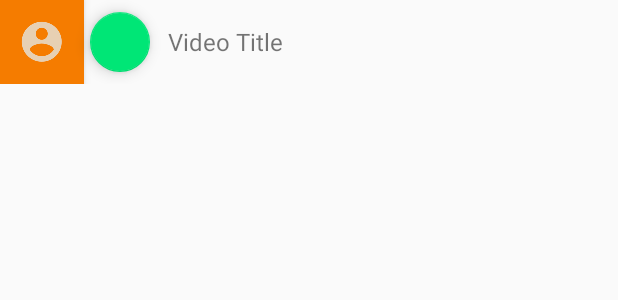
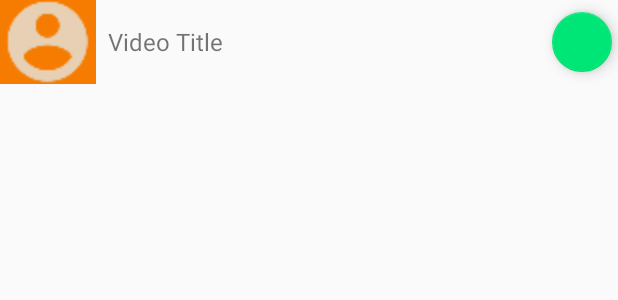
Before and after one commit to itsnotafake/AMain, an Android app: the layout video_list_item_normal.xml on its own in the app's theme, with its tools: preview values and no code run, on a phone screen of 412 x 824 dp. Shown: the top 300 px of the screen. Run offline under Robolectric (Android 15) with nearby library versions, the phone set to English and light mode, and no system bars.

Commit message:
feat
added a bit to the TODO folder, have videoadapter working with fragments (rotation crashes fixed). Fixed a bit of the UI for items on the three tabs (moved FAB to the right and got thumbnail images to load and fit their cards). WOrking state.

```diff
--- a/Atakr/app/build.gradle
+++ b/Atakr/app/build.gradle
@@ -41,6 +41,7 @@ dependencies {
     compile "com.android.support:recyclerview-v7:${supportLibVersion}"
     compile "com.android.support:transition:${supportLibVersion}"
     compile 'com.android.support.constraint:constraint-layout:1.0.0-beta3'
+    compile 'com.android.volley:volley:1.0.0'
     testCompile 'junit:junit:4.12'
 
     //Youtube API
--- a/Atakr/app/src/main/res/layout/video_list_item_normal.xml
+++ b/Atakr/app/src/main/res/layout/video_list_item_normal.xml
@@ -8,18 +8,29 @@
     <FrameLayout
         android:layout_width="wrap_content"
         android:layout_height="match_parent"
-        android:background="@color/colorPrimaryDark"
-        android:elevation="4dp">
+        android:background="@color/colorPrimaryDark">
 
-        <ImageView
+        <com.android.volley.toolbox.NetworkImageView
             android:id="@+id/video_list_image"
-            android:layout_width="40dp"
-            android:layout_height="wrap_content"
+            android:layout_width="64dp"
+            android:layout_height="match_parent"
             android:layout_gravity="center"
+            android:scaleType="centerCrop"
             android:src="@drawable/account_anon_icon"
-            android:contentDescription="@string/video_list_image_CD"
-            android:layout_margin="@dimen/video_list_image_margin"/>
+            android:contentDescription="@string/video_list_image_CD" />
     </FrameLayout>
+
+    <TextView
+        android:id="@+id/video_list_title"
+        android:layout_width="0dp"
+        android:layout_height="wrap_content"
+        android:layout_weight="1"
+        android:layout_gravity="center_vertical"
+        android:layout_marginLeft="@dimen/video_list_title_margin"
+        android:layout_marginStart="@dimen/video_list_title_margin"
+        android:textSize="@dimen/video_list_title_normal_textsize"
+        style="@style/list_normal_text"
+        tools:text="Video Title"/>
 
     <android.support.design.widget.FloatingActionButton
         android:id="@+id/video_list_play"
@@ -30,15 +41,4 @@
         android:layout_marginRight="@dimen/video_list_fab_margin"
         android:layout_marginEnd="@dimen/video_list_fab_margin"
         android:layout_gravity="center"/>
-
-    <TextView
-        android:id="@+id/video_list_title"
-        android:layout_width="0dp"
-        android:layout_height="wrap_content"
-        android:layout_weight="1"
-        android:layout_gravity="center_vertical"
-        android:layout_marginLeft="@dimen/video_list_title_margin"
-        android:layout_marginStart="@dimen/video_list_title_margin"
-        android:textSize="@dimen/video_list_title_normal_textsize"
-        tools:text="Video Title"/>
 </LinearLayout>
--- a/Atakr/app/src/main/res/values/styles.xml
+++ b/Atakr/app/src/main/res/values/styles.xml
@@ -17,6 +17,14 @@
     <style name="AppTheme.AppBarOverlay" parent="ThemeOverlay.AppCompat.Dark.ActionBar"/>
     <style name="AppTheme.PopupOverlay" parent="ThemeOverlay.AppCompat.Light"/>
 
+    <style name="list_normal_text">
+        <item name="android:maxLines">2</item>
+        <item name="android:ellipsize">end</item>
+        <item name="android:focusable">true</item>
+        <item name="android:focusableInTouchMode">true</item>
+        <item name="android:scrollHorizontally">true</item>
+    </style>
+
     <!-- Share Activity -->
     <style name="AtakrDialog" parent="Theme.AppCompat.Dialog">
         <item name="windowNoTitle">true</item>
```
Also changed, not shown: Atakr/app/src/main/java/templar/atakr/design/VideoAdapter.java (+9 -2 lines), Atakr/app/src/main/java/templar/atakr/framework/MainActivity.java (+7 -7 lines), Atakr/app/src/main/java/templar/atakr/framework/VideoBrowseFragment.java (+5 -20 lines), Atakr/app/src/main/java/templar/atakr/utility/ImageLoaderHelper.java (added, +46 -0 lines), 1 other file.
